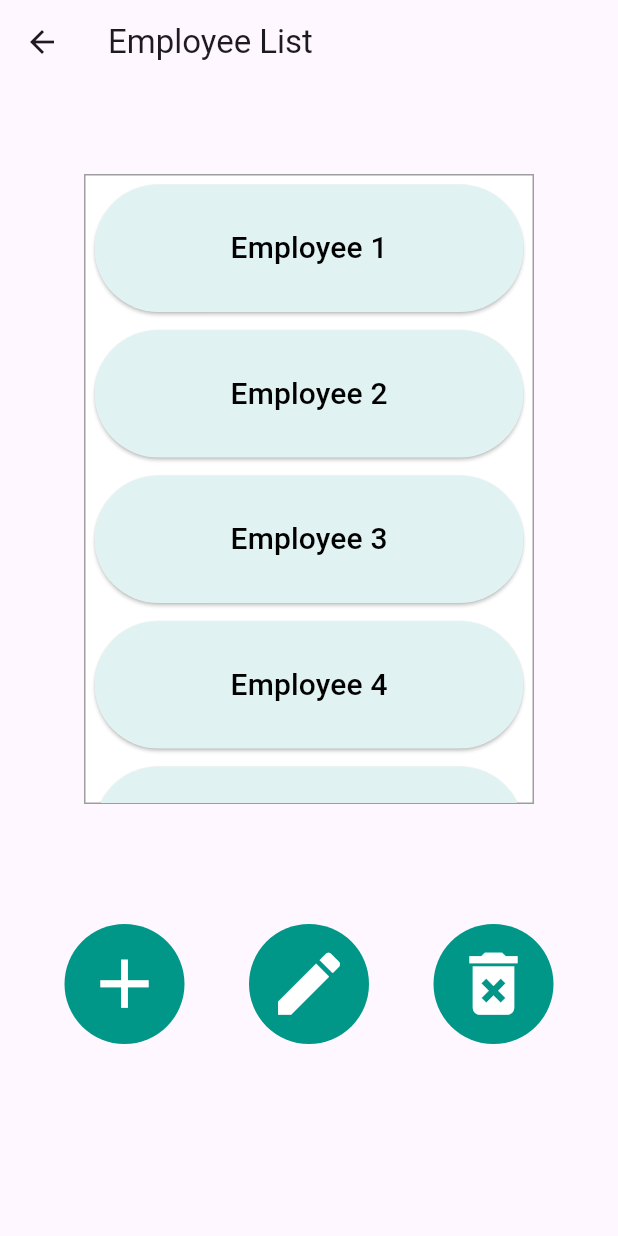
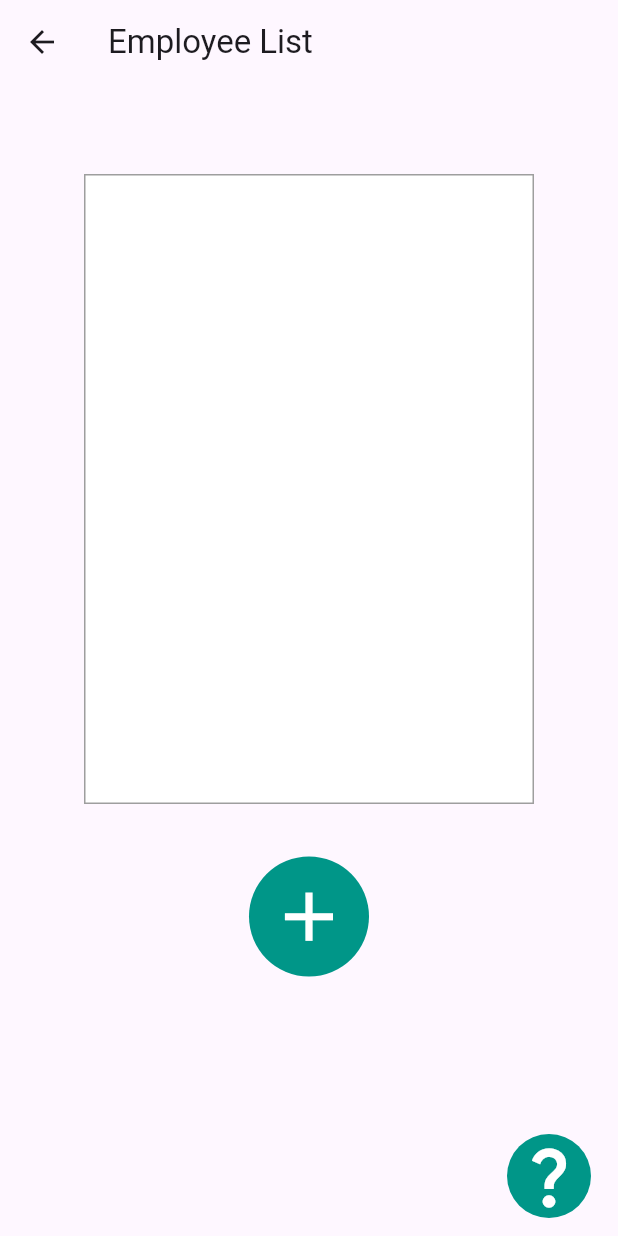
Before and after one commit to ErdemKlc-IUE/mobilApp-Flutter, a Flutter app: the EmployeeOperationsScreen screen opened directly, on a phone screen of 412 x 824 dp. Run offline on Flutter 3.47's test engine with Material 3 defaults, Android fonts, the phone set to English and light mode, and no system bars; our stand-ins replace firebase_core, image_picker; accounts and stored records are empty.

Commit message:
Employee operations functions and add employee functions

```diff
--- a/lib/Screens/employee_operations.dart
+++ b/lib/Screens/employee_operations.dart
@@ -1,27 +1,34 @@
 import 'dart:io';
 
 import 'package:flutter/material.dart';
+import 'package:se380_project/Screens/addEmployee_screen.dart';
 
+import 'info_screen.dart';
 import 'options_screen.dart';
 
 class EmployeeOperationsScreen extends StatefulWidget {
-  const EmployeeOperationsScreen({super.key});
+  EmployeeOperationsScreen({super.key});
+
+  static String name = "";
+  static String cardNumber = "";
+  static String hourlySalary = "";
+
+  static void addtoList (String name, String cardNumber, String hourlySalary){
+    _EmployeeOperationsScreenState.employeeList.add(name);
+    _EmployeeOperationsScreenState.cardNumberList.add(cardNumber);
+    _EmployeeOperationsScreenState.hourlySalaryList.add(hourlySalary);
+
+}
 
   @override
   _EmployeeOperationsScreenState createState() => _EmployeeOperationsScreenState();
 }
 
-
 class _EmployeeOperationsScreenState extends State<EmployeeOperationsScreen> {
 
-  final List<String> employeeList = [
-    'Employee 1',
-    'Employee 2',
-    'Employee 3',
-    'Employee 4',
-    'Employee 5',
-    'Employee 6'
-    ];
+  static List<String> employeeList = [];
+  static List<String> cardNumberList = [];
+  static List<String> hourlySalaryList = [];
 
   @override
   Widget build(BuildContext context) {
@@ -57,8 +64,28 @@ class _EmployeeOperationsScreenState extends State<EmployeeOperationsScreen> {
 
                     ),
                     onPressed: () {
-                      // Action when a button is pressed
-                      print('Button ${index + 1} pressed');
+                      showDialog(
+                        context: context,
+                        builder: (BuildContext context) {
+                          return AlertDialog(
+                            title: Text(EmployeeOperationsScreen.name),
+                            content: Text('Name: ' + EmployeeOperationsScreen.name +
+                                '\nCard Number: ' + cardNumberList.elementAt(index)+
+                                '\nHourly Salary: ' + hourlySalaryList.elementAt(index),
+                            style: const TextStyle(
+                              fontSize: 20
+                            ),),
+                            actions: <Widget>[
+                              TextButton(
+                                child: Text('OK'),
+                                onPressed: () {
+                                  Navigator.of(context).pop(); // Close the dialog
+                                },
+                              ),
+                            ],
+                          );
+                        },
+                      );
                     },
                     child: Text(employeeList[index],
                       style: const TextStyle(
@@ -71,7 +98,7 @@ class _EmployeeOperationsScreenState extends State<EmployeeOperationsScreen> {
               },
             ),
           ),
-          SizedBox(height:80), //spacing between the button list and icon buttons
+          SizedBox(height:35), //spacing between the button list and icon buttons
           Row(
             mainAxisAlignment: MainAxisAlignment.spaceEvenly,
             children: [
@@ -92,62 +119,50 @@ class _EmployeeOperationsScreenState extends State<EmployeeOperationsScreen> {
                   color: Colors.white,
                   icon: Icon(Icons.add),
                   onPressed: () {
+                    Navigator.pop(context);
                     Navigator.push(
                         context,
-                        MaterialPageRoute(builder: (context) => OptionsScreen()));
+                        MaterialPageRoute(builder: (context) => AddEmployeeScreen()));
                   },
                 ),
               ),
+            ],
+          ),
+       ],
+      ),
 
+      bottomNavigationBar: BottomAppBar(
+        color: Colors.transparent,
+        child: Row(
+          mainAxisAlignment: MainAxisAlignment.end,
+          children: [
             Container(
-
-                height: 80,
-                width: 80,
+              width: 60.0,
+              height: 90.0,
 
               decoration: const BoxDecoration(
                 shape: BoxShape.circle,
                 color: Colors.teal,
               ),
+
               child: IconButton(
                   padding: EdgeInsets.zero,
+                  iconSize: 50.0,
+                  color: Colors.white,
 
-                  iconSize: 55.0,
-                  color: Colors.white,
-                  icon: Icon(Icons.edit),
+                  icon: Icon(Icons.question_mark),
+
                   onPressed: () {
                     Navigator.push(
                         context,
-                        MaterialPageRoute(builder: (context) => OptionsScreen()));
-                  },
+                        MaterialPageRoute(builder: (context) => InfoScreen()));
+                  }
               ),
             ),
-
-              Container(
-
-                height: 80,
-                width: 80,
-
-                decoration: const BoxDecoration(
-                  shape: BoxShape.circle,
-                  color: Colors.teal,
-                ),
-                child: IconButton(
-                  padding: EdgeInsets.zero,
-
-                  iconSize: 55.0,
-                  color: Colors.white,
-                  icon: Icon(Icons.delete_forever),
-                  onPressed: () {
-                    Navigator.push(
-                        context,
-                        MaterialPageRoute(builder: (context) => OptionsScreen()));
-                  },
-                ),
+          ],
         ),
 
-            ],
-          ),
-        ],
+
       ),
     );
   }
--- a/lib/Screens/profile_screen.dart
+++ b/lib/Screens/profile_screen.dart
@@ -30,18 +30,18 @@ class _ProfileScreenState extends State<ProfileScreen> {
             Container(
               width: 100.0,
               height: 100.0,
-              decoration: BoxDecoration(
+              decoration: const BoxDecoration(
                 shape: BoxShape.circle,
                 color: Colors.teal,
               ),
-              child: Icon(
+              child: const Icon(
                 Icons.person,
                 size: 75.0,
                 color: Colors.white,
               ),
             ),
             SizedBox(height: 10),
-            Text(
+            const Text(
               'NAME-SURNAME',
               style: TextStyle(fontWeight: FontWeight.bold, fontSize: 25.0),
             ),
```
Also changed, not shown: lib/Screens/addEmployee_screen.dart (added, +397 -0 lines), lib/Screens/deleteEmployee_screen.dart (added, +25 -0 lines). Lines whose indentation alone changed are shown as unchanged.
